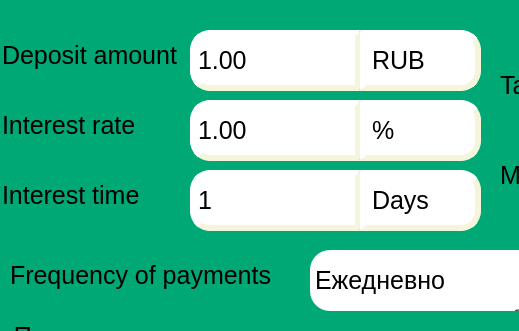
DonOutcast/s21_SmartCalc-v2.0, file src/view/s21_deposit.ui: the form before one commit; both pictures show x 0 to 519 and y 0 to 331 of the 860 by 880 pixel window.
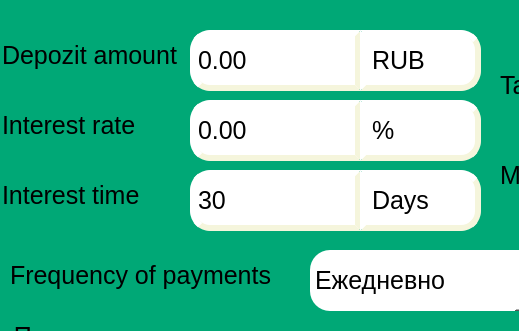
The form after the commit. Icons and pictures are not drawn.

```diff
--- a/src/view/s21_deposit.ui
+++ b/src/view/s21_deposit.ui
@@ -47,7 +47,7 @@
     <bool>true</bool>
    </property>
    <property name="minimum">
-    <double>1.000000000000000</double>
+    <double>0.000000000000000</double>
    </property>
    <property name="maximum">
     <double>1000099.989999999990687</double>
@@ -80,7 +80,7 @@
     <enum>QAbstractSpinBox::NoButtons</enum>
    </property>
    <property name="minimum">
-    <number>1</number>
+    <number>30</number>
    </property>
    <property name="maximum">
     <number>100000</number>
@@ -103,7 +103,7 @@
 </string>
    </property>
    <property name="text">
-    <string>Deposit amount</string>
+    <string>Depozit amount</string>
    </property>
   </widget>
   <widget class="QDoubleSpinBox" name="spin_rate">
@@ -136,7 +136,7 @@
     <bool>true</bool>
    </property>
    <property name="minimum">
-    <double>1.000000000000000</double>
+    <double>0.000000000000000</double>
    </property>
    <property name="maximum">
     <double>1000099.989999999990687</double>
```
Left out of the diff: 3 changed lines with no effect on the pictures.
